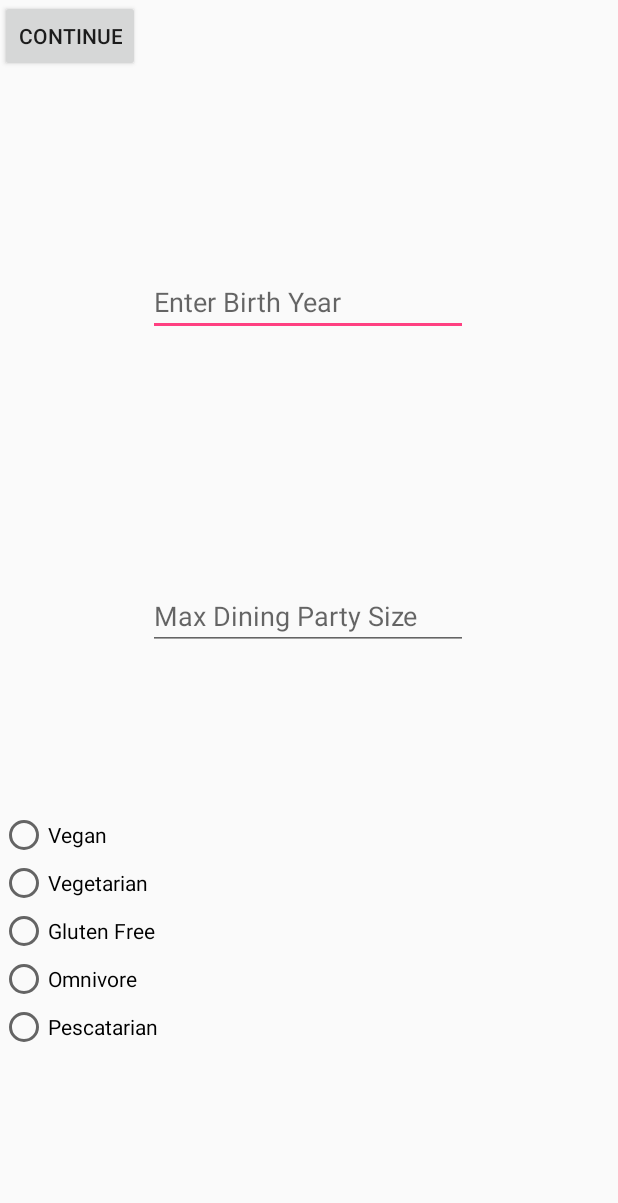
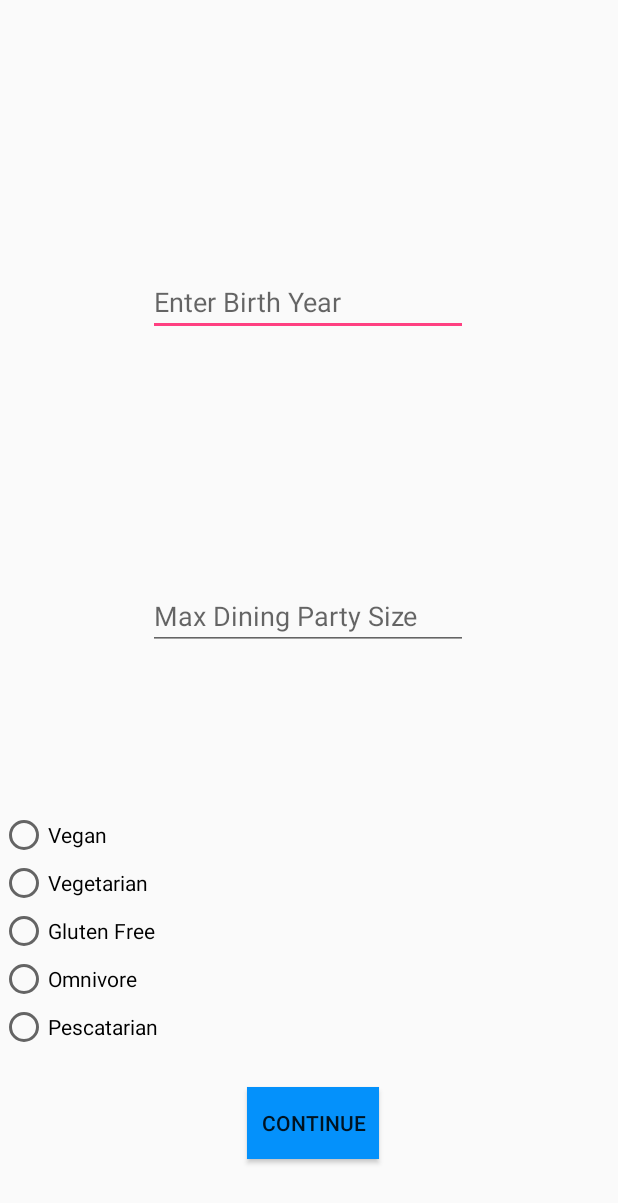
Before and after one commit to albert95014/Eat2Meet, an Android app: the PersonalActivity screen opened directly, with no data from a screen before it, after a tap on "CONTINUE", on a phone screen of 412 x 824 dp. Shown: the top 1203 px of the screen. Run offline under Robolectric (Android 15) with nearby library versions, the phone set to English and light mode, and no system bars; 5 statements that could not run were skipped.

Commit message:
Added Personal Preferences Page

```diff
--- a/app/src/main/java/com/example/jonathansun5/eatmeet/PersonalActivity.java
+++ b/app/src/main/java/com/example/jonathansun5/eatmeet/PersonalActivity.java
@@ -36,6 +36,14 @@ public class PersonalActivity extends AppCompatActivity {
         partySizeText = (EditText) findViewById(R.id.partySize);
         personalContinue = (Button) findViewById(R.id.personalContinue);
 
+        //Get intent information
+        Intent receivingIntent = getIntent();
+        Bundle extras = receivingIntent.getExtras();
+        name = (String) extras.get("name");
+        email = (String) extras.get("email");
+        password = (String) extras.get("password");
+        username = (String) extras.get("username");
+
         personalContinue.setOnClickListener(new View.OnClickListener() {
             @Override
             public void onClick(View view) {
@@ -47,6 +55,10 @@ public class PersonalActivity extends AppCompatActivity {
                 intent.putExtra("name", name);
                 intent.putExtra("email", email);
                 intent.putExtra("password", password);
+                intent.putExtra("birthyear", birthYear);
+                intent.putExtra("partysize", partySize);
+                intent.putExtra("lifestyle", lifestyle);
+                mContext.startActivity(intent);
 
             }
         });
--- a/app/src/main/java/com/example/jonathansun5/eatmeet/UserNameActivity.java
+++ b/app/src/main/java/com/example/jonathansun5/eatmeet/UserNameActivity.java
@@ -43,6 +43,7 @@ public class UserNameActivity extends AppCompatActivity {
                 intent.putExtra("name", name);
                 intent.putExtra("email", email);
                 intent.putExtra("password", password);
+                mContext.startActivity(intent);
 
             }
         });
--- a/app/src/main/res/layout/activity_personal.xml
+++ b/app/src/main/res/layout/activity_personal.xml
@@ -38,6 +38,7 @@
         app:layout_constraintTop_toBottomOf="@+id/birthYear" />
 
     <RadioGroup
+        android:id="@+id/radioGroup"
         android:layout_width="fill_parent"
         android:layout_height="wrap_content"
         android:layout_marginBottom="91dp"
@@ -87,8 +88,13 @@
         android:id="@+id/personalContinue"
         android:layout_width="wrap_content"
         android:layout_height="wrap_content"
+        android:layout_marginBottom="35dp"
+        android:layout_marginEnd="159dp"
+        android:layout_marginTop="8dp"
         android:text="Continue"
-        tools:layout_editor_absoluteX="132dp"
-        tools:layout_editor_absoluteY="484dp" />
+        android:background="#0491fb"
+        app:layout_constraintBottom_toBottomOf="parent"
+        app:layout_constraintEnd_toEndOf="parent"
+        app:layout_constraintTop_toBottomOf="@+id/radioGroup" />
 
 </android.support.constraint.ConstraintLayout>
--- a/app/src/main/res/layout/activity_user_name.xml
+++ b/app/src/main/res/layout/activity_user_name.xml
@@ -16,7 +16,7 @@
         android:layout_marginTop="92dp"
         android:ems="10"
         android:inputType="textPersonName"
-        android:text="Username"
+        android:hint="Username"
         app:layout_constraintBottom_toBottomOf="parent"
         app:layout_constraintEnd_toEndOf="parent"
         app:layout_constraintStart_toStartOf="parent"
```
